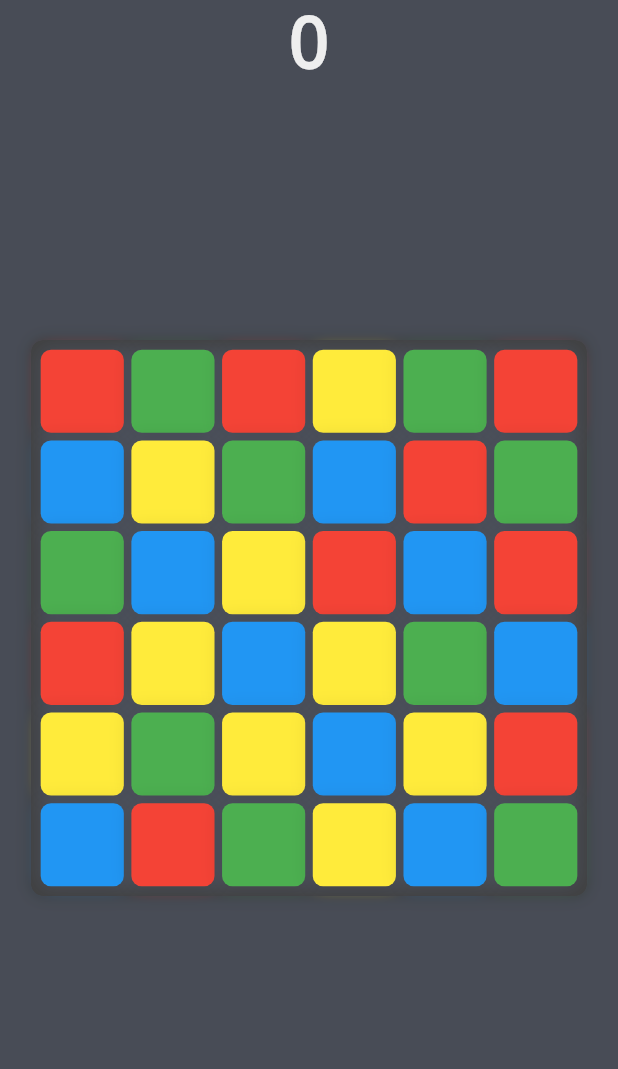
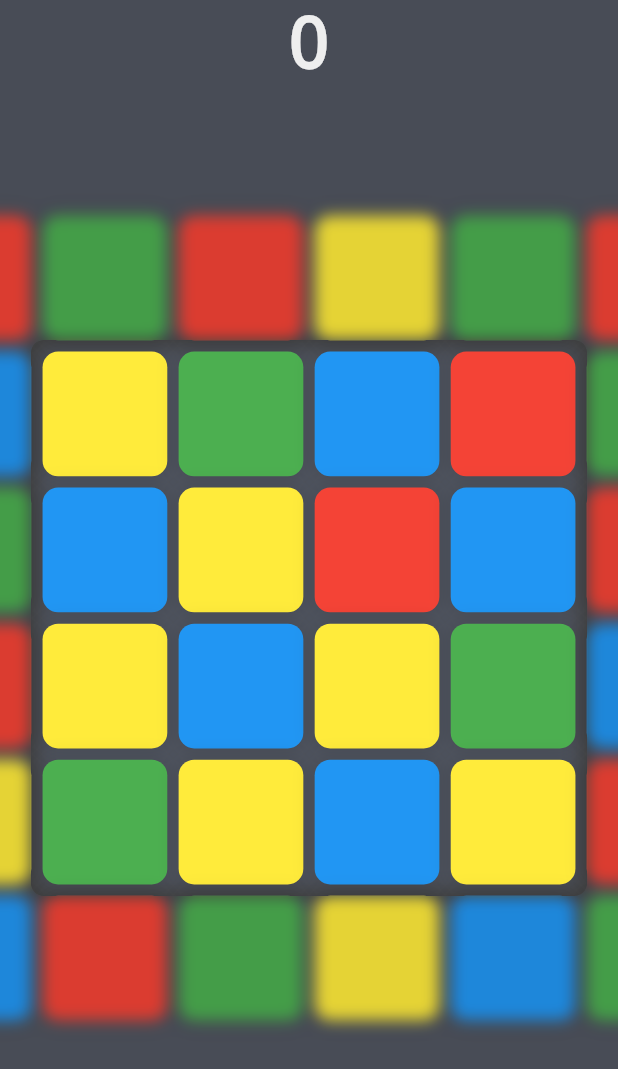
Before and after one commit to AlabasterAxe/color_game, a Flutter app: the screen it shows after launch, after a tap on "Play", on a phone screen of 412 x 824 dp. Shown: the top 1069 px of the screen. Run offline on Flutter 3.47's test engine with Material 2 defaults, Android fonts, the phone set to English and light mode, and no system bars; our stand-ins replace google_fonts, shared_preferences.

Commit message:
improved styling for leaderboard

```diff
--- a/lib/game/game-view.dart
+++ b/lib/game/game-view.dart
@@ -65,6 +65,33 @@ class _GameViewState extends State<GameView> {
     setState(() {
       score += 25;
     });
+  }
+
+  String _getAgoString(DateTime date) {
+    DateTime now = DateTime.now();
+    var delta = Duration(
+        milliseconds: now.millisecondsSinceEpoch - date.millisecondsSinceEpoch);
+    if (delta.inDays > 365) {
+      int numYears = (delta.inDays / 365).round();
+      return "${numYears} ${numYears == 1 ? "year" : "years"} ago";
+    } else if (delta.inDays > 30) {
+      int numMonths = (delta.inDays / 30).round();
+      return "${numMonths} ${numMonths == 1 ? "month" : "months"} ago";
+    } else if (delta.inDays > 7) {
+      int numWeeks = (delta.inDays / 7).round();
+      return "${numWeeks} ${numWeeks == 1 ? "week" : "weeks"} ago";
+    } else if (delta.inDays > 0) {
+      int numDays = delta.inDays;
+      return "${numDays} ${numDays == 1 ? "day" : "days"} ago";
+    } else if (delta.inHours > 0) {
+      return "${delta.inHours} ${delta.inHours == 1 ? "hour" : "hours"} ago";
+    } else if (delta.inMinutes > 0) {
+      return "${delta.inMinutes} ${delta.inMinutes == 1 ? "minute" : "minutes"} ago";
+    } else if (delta.inSeconds > 30) {
+      return "${delta.inSeconds} minutes ago";
+    } else {
+      return "just now";
+    }
   }
 
   @override
@@ -162,13 +189,26 @@ class _GameViewState extends State<GameView> {
                 Text(
                   "Your High Scores",
                   textAlign: TextAlign.center,
-                  style: Theme.of(context).textTheme.headline3,
+                  style: Theme.of(context).textTheme.headline4,
                 ),
+                SizedBox(height: 20),
                 Flexible(
                     child: Column(
                         children: highScores
-                            .map((score) => Text("${score.score}"))
+                            .map((score) => Row(
+                                  mainAxisSize: MainAxisSize.min,
+                                  children: [
+                                    Text("${score.score}"),
+                                    SizedBox(width: 20),
+                                    Text("(${_getAgoString(score.date)})",
+                                        style: TextStyle(
+                                            fontSize: 12,
+                                            color: Colors.grey[800],
+                                            fontStyle: FontStyle.italic))
+                                  ],
+                                ))
                             .toList())),
+                SizedBox(height: 20),
                 ElevatedButton(
                     child: Text("New Game"),
                     onPressed: () {
--- a/lib/views/home-view.dart
+++ b/lib/views/home-view.dart
@@ -23,13 +23,13 @@ class HomeView extends StatelessWidget {
                         fontSize: 64,
                         color: Colors.grey[200],
                         decoration: TextDecoration.none)),
-                RaisedButton(
+                ElevatedButton(
                     child: Text(
                       "Play",
                     ),
                     onPressed: () {
                       Navigator.pushNamed(context, "/game",
-                          arguments: ColorGameConfig()..gridSize = Size(6, 6));
+                          arguments: ColorGameConfig()..gridSize = Size(4, 4));
                     }),
               ]),
         ));
```
Also changed, not shown: lib/game/game-board.dart (+46 -20 lines).
